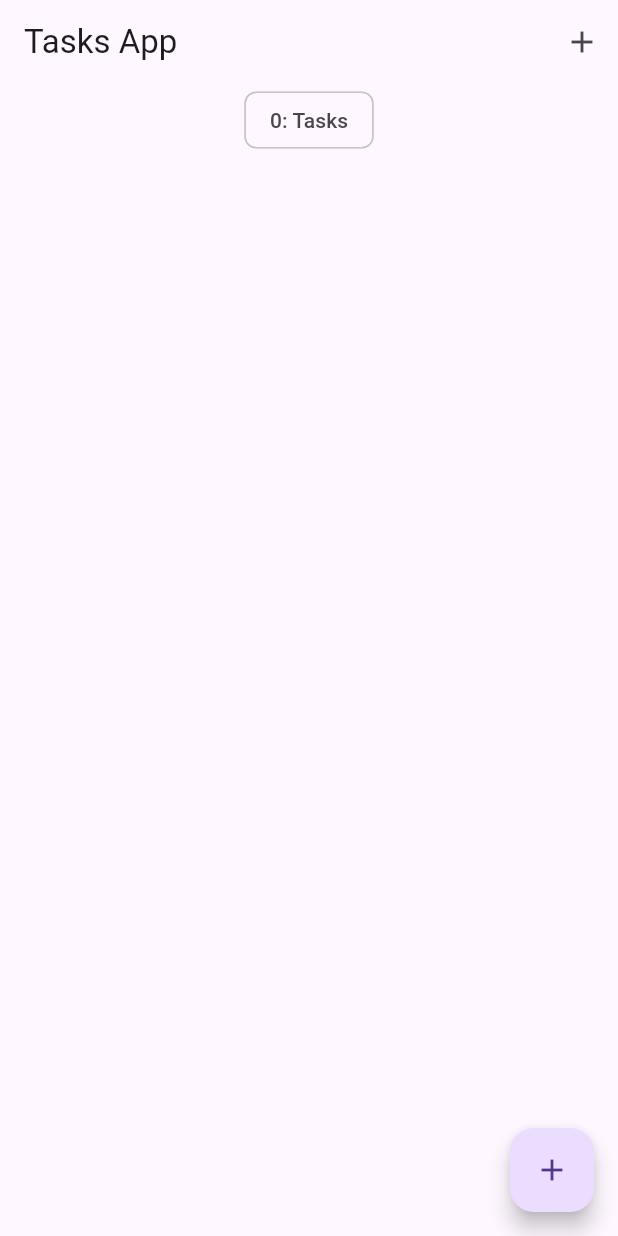
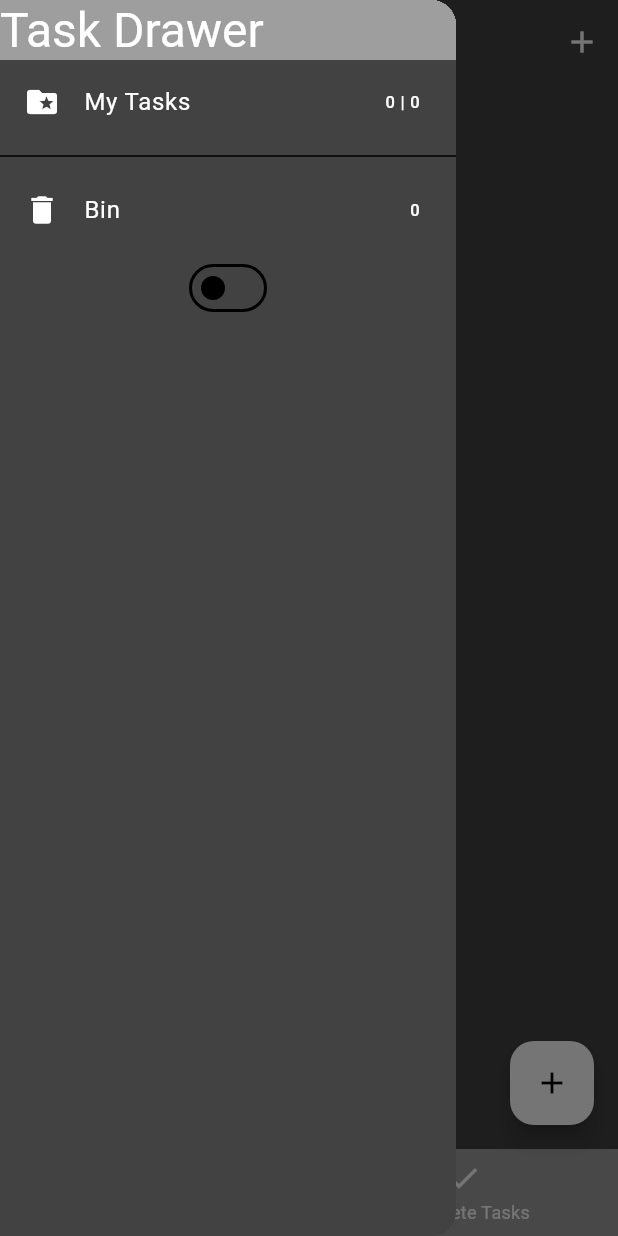
Before and after one commit to SansEkeleton/task_managment_app, a Flutter app: the screen it shows after launch, with the side drawer open (before the commit the screen has no drawer), on a phone screen of 412 x 824 dp. Run offline on Flutter 3.47's test engine with Material 3 defaults, Android fonts, the phone set to English and light mode, and no system bars; our stand-ins replace equatable, flutter_bloc, hydrated_bloc.

Commit message:
pending and complete filters

```diff
--- a/lib/blocs/bloc/tasks_state.dart
+++ /dev/null
@@ -1,27 +0,0 @@
-// ignore_for_file: public_member_api_docs, sort_constructors_first
-
-part of 'tasks_bloc.dart';
-
-class TasksState extends Equatable {
-  final List<Task> allTasks;
-  const TasksState({
-    this.allTasks= const <Task> [],
-  });
-
-  @override
-  List<Object> get props => [allTasks];
-
-  Map<String, dynamic> toMap() {
-    return <String, dynamic>{
-      'allTasks': allTasks.map((x) => x.toMap()).toList(),
-    };
-  }
-
-  factory TasksState.fromMap(Map<String, dynamic> map) {
-    return TasksState(
-      allTasks: List<Task>.from((map['allTasks'] as List<int>).map<Task>((x) => Task.fromMap(x as Map<String,dynamic>),),),
-    );
-  }
-
-
-}
--- a/lib/blocs/bloc_exports.dart
+++ b/lib/blocs/bloc_exports.dart
@@ -1,3 +1,4 @@
-export './bloc/tasks_bloc.dart';
+export 'tasks_bloc/tasks_bloc.dart';
+export 'switch_bloc/switch_bloc.dart';
 export 'package:flutter_bloc/flutter_bloc.dart';
 export 'package:hydrated_bloc/hydrated_bloc.dart';
--- /dev/null
+++ b/lib/blocs/switch_bloc/switch_event.dart
@@ -0,0 +1,11 @@
+part of 'switch_bloc.dart';
+
+sealed class SwitchEvent extends Equatable {
+  const SwitchEvent();
+
+  @override
+  List<Object> get props => [];
+}
+
+class SwitchOnEvent extends SwitchEvent{}
+class SwitchOffEvent extends SwitchEvent{}
--- /dev/null
+++ b/lib/blocs/switch_bloc/switch_state.dart
@@ -0,0 +1,28 @@
+
+part of 'switch_bloc.dart';
+
+class SwitchState extends Equatable {
+  final bool switchValue;
+  const SwitchState({required this.switchValue});
+
+  @override
+  List<Object> get props => [];
+
+  Map<String, dynamic> toMap() {
+    return <String, dynamic>{
+      'switchValue': switchValue,
+    };
+  }
+
+  factory SwitchState.fromMap(Map<String, dynamic> map) {
+    return SwitchState(
+      switchValue: map['switchValue'] as bool,
+    );
+  }
+
+
+}
+
+ class SwitchInitial extends SwitchState {
+  const SwitchInitial({required super.switchValue});
+}
--- /dev/null
+++ b/lib/blocs/tasks_bloc/tasks_bloc.dart
@@ -0,0 +1,79 @@
+// ignore: depend_on_referenced_packages
+import 'package:equatable/equatable.dart';
+import 'package:wepsysproject_task_managment_app/blocs/bloc_exports.dart';
+import 'package:wepsysproject_task_managment_app/models/task.dart';
+
+part 'tasks_event.dart';
+part 'tasks_state.dart';
+
+class TasksBloc extends HydratedBloc<TasksEvent, TasksState> {
+  TasksBloc() : super(const TasksState()) {
+    on<AddTask>(_onAddTask);
+    on<UpdateTask>(_onUpdateTask);
+    on<DeleteTask>(_onDeleteTask);
+    on<RemoveTasks>(_onRemoveTask);
+
+  }
+
+  void _onAddTask(AddTask event, Emitter<TasksState> emit) {
+    final state = this.state;
+    emit(TasksState(
+      pendingTasks: List.from(state.pendingTasks)..add(event.task),
+      completeTasks: state.completeTasks,
+      removeTasks: state.removeTasks,
+    ));
+  }
+
+  void _onUpdateTask(UpdateTask event, Emitter<TasksState> emit) {
+    final state = this.state;
+    final task = event.task;
+
+
+    List<Task> pendingTasks  = state.pendingTasks;
+    List<Task> completeTask  = state.completeTasks;
+    task.isDeleted == false
+    ? {
+      pendingTasks = List.from(pendingTasks)..remove(task),
+       completeTask = List.from(completeTask)..insert(0, task.copyWith(isDone: true))
+      }
+    : {
+
+      completeTask = List.from(completeTask)..remove(task),
+      pendingTasks = List.from(pendingTasks)..insert(0, task.copyWith(isDone: false))
+
+      };
+
+    emit(TasksState(
+      pendingTasks: pendingTasks,
+      completeTasks: completeTask,
+      removeTasks: state.removeTasks
+    ));
+  }
+
+  void _onDeleteTask(DeleteTask event, Emitter<TasksState> emit) {
+    final state = this.state;
+    emit(TasksState(
+      pendingTasks: state.pendingTasks,
+      completeTasks: state.completeTasks,
+      removeTasks: List.from(state.removeTasks)..remove(event.task)));
+  }
+
+  void _onRemoveTask(RemoveTasks event, Emitter<TasksState> emit) {
+    final state = this.state;
+    emit(TasksState(
+      pendingTasks: List.from(state.pendingTasks)..remove(event.task),
+      completeTasks: List.from(state.completeTasks)..remove(event.task),
+      removeTasks: List.from(state.removeTasks)..add(event.task.copyWith(isDeleted: true))
+    ));
+  }
+
+  @override
+  TasksState? fromJson(Map<String, dynamic> json) {
+    return TasksState.fromMap(json);
+  }
+
+  @override
+  Map<String, dynamic>? toJson(TasksState state) {
+   return state.toMap();
+  }
+}
--- a/lib/blocs/bloc/tasks_event.dart
+++ b/lib/blocs/tasks_bloc/tasks_event.dart
@@ -37,3 +37,12 @@ class DeleteTask extends TasksEvent {
     @override
   List<Object> get props => [task];
 }
+class RemoveTasks extends TasksEvent {
+  final Task task;
+  const RemoveTasks({
+    required this.task,
+  });
+
+    @override
+  List<Object> get props => [task];
+}
--- /dev/null
+++ b/lib/blocs/tasks_bloc/tasks_state.dart
@@ -0,0 +1,35 @@
+// ignore_for_file: public_member_api_docs, sort_constructors_first
+
+part of 'tasks_bloc.dart';
+
+class TasksState extends Equatable {
+  final List<Task> pendingTasks;
+  final List<Task> completeTasks;
+  final List<Task> removeTasks;
+  const TasksState({
+    this.pendingTasks= const <Task> [],
+    this.completeTasks= const <Task> [],
+    this.removeTasks = const <Task> [],
+  });
+
+  @override
+  List<Object> get props => [pendingTasks];
+
+  Map<String, dynamic> toMap() {
+    return <String, dynamic>{
+      'pendingTask': pendingTasks.map((x) => x.toMap()).toList(),
+      'completeTask': completeTasks.map((x) => x.toMap()).toList(),
+      'removeTasks': removeTasks.map((x) => x.toMap()).toList(),
+    };
+  }
+
+  factory TasksState.fromMap(Map<String, dynamic> map) {
+    return TasksState(
+      pendingTasks: List<Task>.from((map['pendingTasks'] as List<int>).map<Task>((x) => Task.fromMap(x as Map<String,dynamic>),),),
+      completeTasks: List<Task>.from((map['completeTasks'] as List<int>).map<Task>((x) => Task.fromMap(x as Map<String,dynamic>),),),
+      removeTasks: List<Task>.from((map['removeTasks'] as List<int>).map<Task>((x) => Task.fromMap(x as Map<String,dynamic>),),),
+    );
+  }
+
+
+}
--- a/lib/main.dart
+++ b/lib/main.dart
@@ -1,33 +1,46 @@
 import 'package:flutter/material.dart';
 import 'package:path_provider/path_provider.dart';
 import 'package:wepsysproject_task_managment_app/blocs/bloc_exports.dart';
+import 'package:wepsysproject_task_managment_app/screens/tabs_page.dart';
+import 'package:wepsysproject_task_managment_app/services/app_router.dart';
+import 'package:wepsysproject_task_managment_app/services/app_theme.dart';
 
-
-import 'screens/tasks_page.dart';
 
 void main() async {
   WidgetsFlutterBinding.ensureInitialized();
   HydratedBloc.storage = await HydratedStorage.build(
     storageDirectory: await getTemporaryDirectory(),
   );
-  runApp(const MyApp());
+  runApp(MyApp(
+    appRouter: AppRouter(),
+  ));
 }
 
 class MyApp extends StatelessWidget {
-  const MyApp({super.key});
+  const MyApp({super.key, required this.appRouter});
+  final AppRouter appRouter;
 
   // This widget is the root of your application.
   @override
   Widget build(BuildContext context) {
-    return BlocProvider(
-      create: (context) => TasksBloc(),
-      child: MaterialApp(
-        title: 'task managment',
-        debugShowCheckedModeBanner: false,
-        theme: ThemeData(
-          primarySwatch: Colors.blue,
-        ),
-        home: const TasksScreen(),
+    return MultiBlocProvider(
+      providers: [
+        BlocProvider(create: (context) => TasksBloc()),
+        BlocProvider(
+          create: (context) => SwitchBloc(),
+        )
+      ],
+      child: BlocBuilder<SwitchBloc, SwitchState>(
+        builder: (context, state) {
+          return MaterialApp(
+            title: 'task managment',
+            debugShowCheckedModeBanner: false,
+            theme: state.switchValue? AppThemes.appThemeData[AppTheme.lightTheme]:
+            AppThemes.appThemeData[AppTheme.darkTheme],
+            home: const TabsPage(),
+            onGenerateRoute: appRouter.onGenerateRoute,
+          );
+        },
       ),
     );
   }
--- /dev/null
+++ b/lib/screens/drawer.dart
@@ -0,0 +1,73 @@
+import 'package:flutter/material.dart';
+import 'package:wepsysproject_task_managment_app/screens/recycle_bin.dart';
+import 'package:wepsysproject_task_managment_app/screens/tabs_page.dart';
+
+import '../blocs/bloc_exports.dart';
+
+// ignore: must_be_immutable
+class MyDrawer extends StatelessWidget {
+   MyDrawer({super.key});
+
+  bool switchValue = false;
+
+  @override
+  Widget build(BuildContext context) {
+    return SafeArea(
+      child: Drawer(
+        child: Column(
+          children: [
+            Container(
+              width: double.infinity,
+              color: Colors.grey,
+              child: Text(
+                'Task Drawer',
+                style: Theme.of(context).textTheme.headlineLarge,
+              ),
+            ),
+            BlocBuilder<TasksBloc, TasksState>(
+              builder: (context, state) {
+                return BlocBuilder<TasksBloc, TasksState>(
+                  builder: (context, state) {
+                    return GestureDetector(
+                      onTap: () => Navigator.of(context)
+                          .pushReplacementNamed(TabsPage.id),
+                      child: ListTile(
+                        leading: Icon(Icons.folder_special),
+                        title: Text('My Tasks'),
+                        trailing: Text('${state.pendingTasks.length} | ${state.completeTasks.length}'),
+                      ),
+                    );
+                  },
+                );
+              },
+            ),
+            const Divider(),
+            BlocBuilder<TasksBloc, TasksState>(
+              builder: (context, state) {
+                return GestureDetector(
+                  onTap: () =>
+                      Navigator.of(context).pushReplacementNamed(RecycleBin.id),
+                  child: ListTile(
+                    leading: Icon(Icons.delete),
+                    title: Text('Bin'),
+                    trailing: Text('${state.removeTasks.length}'),
+                  ),
+                );
+              },
+            ),
+            BlocBuilder<SwitchBloc, SwitchState>(
+              builder: (context, state) {
+                return Switch(
+                    value: switchValue,
+                    onChanged: (newValue) {
+                      newValue? context.read<SwitchBloc>().add(SwitchOnEvent())
+                      : context.read<SwitchBloc>().add(SwitchOffEvent());
+                    });
+              },
+            )
+          ],
+        ),
+      ),
+    );
+  }
+}
--- /dev/null
+++ b/lib/screens/pending_tasks_page.dart
@@ -0,0 +1,38 @@
+import 'package:flutter/material.dart';
+import 'package:wepsysproject_task_managment_app/models/task.dart';
+import 'package:wepsysproject_task_managment_app/screens/drawer.dart';
+
+import 'package:wepsysproject_task_managment_app/widgets/list_task_widget.dart';
+
+import '../blocs/bloc_exports.dart';
+
+class PendingTasksScreen extends StatelessWidget {
+   const PendingTasksScreen({super.key});
+   static const id = 'tasks_page';
+
+  @override
+  Widget build(BuildContext context) {
+    return BlocBuilder<TasksBloc, TasksState>(
+      builder: (context, state) {
+        List<Task> taskList = state.pendingTasks;
+        return Scaffold(
+          drawer: MyDrawer(),
+          body: Column(
+            crossAxisAlignment: CrossAxisAlignment.center,
+            children: [
+               Center(
+                child: Chip(
+                  label: Text(
+                    '${taskList.length}: Pending | ${state.completeTasks.length}: Complete',
+                  ),
+                ),
+              ),
+              TaskList(taskList: taskList)
+            ],
+          ),
+
+        );
+      },
+    );
+  }
+}
--- /dev/null
+++ b/lib/screens/tabs_page.dart
@@ -0,0 +1,74 @@
+import 'package:flutter/material.dart';
+import 'package:wepsysproject_task_managment_app/screens/complete_task_page.dart';
+import 'package:wepsysproject_task_managment_app/screens/drawer.dart';
+import 'package:wepsysproject_task_managment_app/screens/pending_tasks_page.dart';
+
+import '../widgets/add_task_screen_widget.dart';
+
+class TabsPage extends StatefulWidget {
+  const TabsPage({super.key});
+  static const id = 'tabs_screen';
+
+  @override
+  State<TabsPage> createState() => _TabsPageState();
+}
+
+class _TabsPageState extends State<TabsPage> {
+  final List<Map<String, dynamic>> _pageDetail = [
+    {'pageName' : PendingTasksScreen(), 'title': 'Pending Task'},
+    {'pageName' : CompleteTasksScreen(), 'title': 'Complete Task'},
+  ];
+
+  var _selectedPageIndex = 0;
+
+  void _addTask(BuildContext context){
+    showModalBottomSheet(
+      context: context,
+      builder: (context) => SingleChildScrollView(
+        child: Container(padding: EdgeInsets.only(bottom:
+        MediaQuery.of(context).viewInsets.bottom),
+        child: const AddTaskScreen(),
+        ),
+
+      ));
+  }
+
+  @override
+  Widget build(BuildContext context) {
+    return Scaffold(
+      appBar: AppBar(title: Text(_pageDetail[_selectedPageIndex]['title']),
+      actions: [
+              IconButton(
+                onPressed: ()=> _addTask(context),
+                icon: const Icon(Icons.add),
+              )
+            ],
+          ),
+          drawer: MyDrawer(),
+          body: _pageDetail[_selectedPageIndex]['pageName'],
+          floatingActionButton: _selectedPageIndex == 0 ? FloatingActionButton(
+            onPressed: ()=> _addTask(context),
+            tooltip: 'Add Task',
+            child: const Icon(Icons.add),
+          ): null,
+          bottomNavigationBar: BottomNavigationBar(
+            currentIndex: _selectedPageIndex,
+            onTap: (index) {
+              setState(() {
+                _selectedPageIndex = index;
+              });
+            },
+            items: [
+              BottomNavigationBarItem(
+                icon: Icon(Icons.incomplete_circle_sharp),
+                label: 'Pending Task'
+            ),
+              BottomNavigationBarItem(
+                icon: Icon(Icons.check),
+                label: 'Complete Tasks'
+            )
+          ],
+        ),
+    );
+  }
+}
--- a/lib/screens/tasks_page.dart
+++ /dev/null
@@ -1,66 +0,0 @@
-import 'package:flutter/material.dart';
-import 'package:wepsysproject_task_managment_app/models/task.dart';
-import 'package:wepsysproject_task_managment_app/widgets/add_task_screen_widget.dart';
-
-import 'package:wepsysproject_task_managment_app/widgets/list_task_widget.dart';
-
-import '../blocs/bloc_exports.dart';
-
-class TasksScreen extends StatefulWidget {
-   const TasksScreen({super.key});
-
-  @override
-  State<TasksScreen> createState() => _TasksScreenState();
-}
-
-class _TasksScreenState extends State<TasksScreen> {
-  void _addTask(BuildContext context){
-    showModalBottomSheet(
-      context: context,
-      builder: (context) => SingleChildScrollView(
-        child: Container(padding: EdgeInsets.only(bottom:
-        MediaQuery.of(context).viewInsets.bottom),
-        child: const AddTaskScreen(),
-        ),
-
-      ));
-  }
-
-  @override
-  Widget build(BuildContext context) {
-    return BlocBuilder<TasksBloc, TasksState>(
-      builder: (context, state) {
-        List<Task> taskList = state.allTasks;
-        return Scaffold(
-          appBar: AppBar(
-            title: const Text('Tasks App'),
-            actions: [
-              IconButton(
-                onPressed: ()=> _addTask(context),
-                icon: const Icon(Icons.add),
-              )
-            ],
-          ),
-          body: Column(
-            crossAxisAlignment: CrossAxisAlignment.center,
-            children: [
-               Center(
-                child: Chip(
-                  label: Text(
-                    '${state.allTasks.length}: Tasks',
-                  ),
-                ),
-              ),
-              TaskList(taskList: taskList)
-            ],
-          ),
-          floatingActionButton: FloatingActionButton(
-            onPressed: ()=> _addTask(context),
-            tooltip: 'Add Task',
-            child: const Icon(Icons.add),
-          ),
-        );
-      },
-    );
-  }
-}
--- /dev/null
+++ b/lib/services/app_theme.dart
@@ -0,0 +1,68 @@
+import 'package:flutter/material.dart';
+
+enum AppTheme {
+  lightTheme,
+  darkTheme,
+}
+
+class AppThemes {
+  static final appThemeData = {
+    AppTheme.darkTheme: ThemeData(
+      primaryColor: Colors.black,
+      brightness: Brightness.dark,
+      dividerColor: Colors.black54,
+      floatingActionButtonTheme: const FloatingActionButtonThemeData(
+        backgroundColor: Colors.white,
+      ),
+      textButtonTheme: TextButtonThemeData(
+        style: ButtonStyle(
+          foregroundColor: MaterialStateProperty.all(Colors.white),
+        ),
+      ),
+      textTheme: const TextTheme(
+        titleMedium: TextStyle(color: Colors.white),
+      ),
+      bottomNavigationBarTheme: const BottomNavigationBarThemeData(
+        backgroundColor: Colors.grey,
+        unselectedItemColor: Colors.white,
+      ),
+      // Asegúrate de que el brightness sea coherente
+      colorScheme: ColorScheme.fromSwatch(
+        primarySwatch: Colors.grey,
+        brightness: Brightness.dark, // Coincide con ThemeData.brightness
+      ).copyWith(
+        background: const Color(0xFF212121),
+      ),
+    ),
+
+    AppTheme.lightTheme: ThemeData(
+      primaryColor: Colors.white,
+      brightness: Brightness.light,
+      dividerColor: const Color(0xff757575),
+      floatingActionButtonTheme: const FloatingActionButtonThemeData(
+        backgroundColor: Colors.black,
+        foregroundColor: Colors.white,
+      ),
+      textButtonTheme: TextButtonThemeData(
+        style: ButtonStyle(
+          foregroundColor: MaterialStateProperty.all(Colors.black),
+        ),
+      ),
+      textTheme: const TextTheme(
+        titleMedium: TextStyle(color: Colors.black),
+      ),
+      bottomNavigationBarTheme: const BottomNavigationBarThemeData(
+        backgroundColor: Colors.grey,
+        selectedItemColor: Colors.black,
+        unselectedItemColor: Colors.white,
+      ),
+      // Asegúrate de que el brightness sea coherente
+      colorScheme: ColorScheme.fromSwatch(
+        primarySwatch: Colors.grey,
+        brightness: Brightness.light, // Coincide con ThemeData.brightness
+      ).copyWith(
+        background: const Color(0xFFE5E5E5),
+      ),
+    ),
+  };
+}
--- a/lib/widgets/task_tiltle_widget.dart
+++ b/lib/widgets/task_tiltle_widget.dart
@@ -11,14 +11,21 @@ class TaskTile extends StatelessWidget {
 
   final Task task;
 
+  void _onRemoveOrDeleteTask(BuildContext context, Task task){
+    task.isDeleted!
+    ? context.read<TasksBloc>().add(DeleteTask(task: task))
+    : context.read<TasksBloc>().add(RemoveTasks(task: task));
+  }
+
   @override
   Widget build(BuildContext context) {
     return ListTile(
       title: Text(task.title, style: TextStyle(decoration: task.isDone! ? TextDecoration.lineThrough : null),),
-      trailing: Checkbox(value: task.isDone, onChanged: (value){
+      trailing: Checkbox(value: task.isDone,
+      onChanged: task.isDeleted == false ? (value){
         context.read<TasksBloc>().add(UpdateTask(task: task));
-      }, ),
-      onLongPress: () => context.read<TasksBloc>()..add(DeleteTask(task: task)),
+      }: null, ),
+      onLongPress: () => _onRemoveOrDeleteTask(context, task),
     );
   }
 }
```
Also changed, not shown: lib/blocs/bloc/tasks_bloc.dart (deleted, +0 -51 lines), lib/blocs/switch_bloc/switch_bloc.dart (added, +28 -0 lines), lib/screens/complete_task_page.dart (added, +38 -0 lines), lib/screens/recycle_bin.dart (added, +43 -0 lines), lib/services/app_router.dart (added, +20 -0 lines), lib/screens/add_task_page.dart (added).
